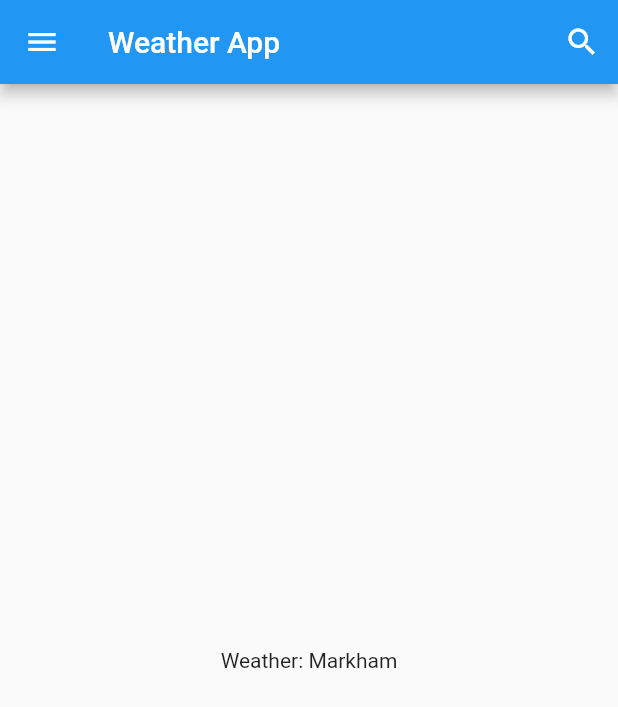
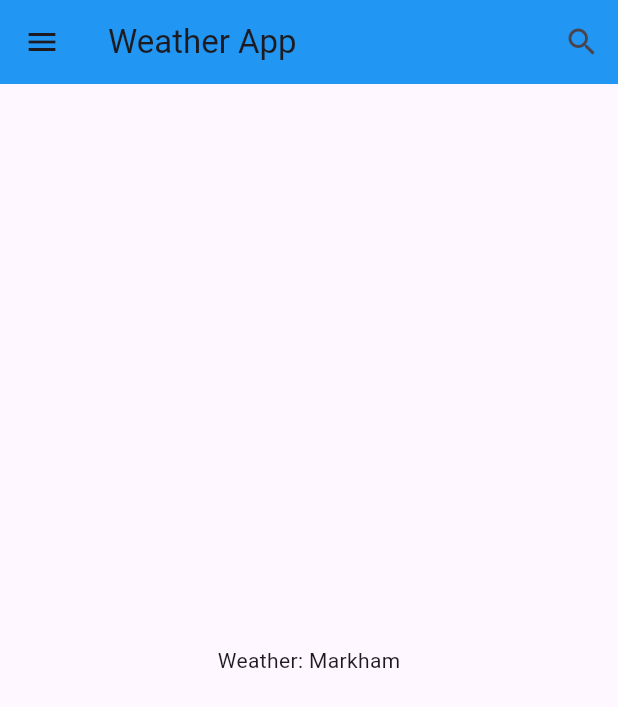
Before and after one commit to conrad-mo/weatherapp, a Flutter app: the screen it shows after launch, on a phone screen of 412 x 824 dp. Shown: the top 707 px of the screen. Run offline on Flutter 3.47's test engine with Material 2 defaults, Android fonts, the light colour scheme and no system bars.

Commit message:
Switch to material ui 3 from material ui 2

```diff
--- a/lib/main.dart
+++ b/lib/main.dart
@@ -17,8 +17,8 @@ class _WeatherAppState extends State<WeatherApp> {
   Widget build(BuildContext context) {
     return MaterialApp(
       title: 'Weather App',
-      theme: ThemeData(),
-      darkTheme: ThemeData.dark(),
+      theme: ThemeData(useMaterial3: true),
+      darkTheme: ThemeData.dark(useMaterial3: true),
       themeMode: ThemeMode.system,
       home: const Scaffold(
         body: nvbr.LocationDrawer(),
```
